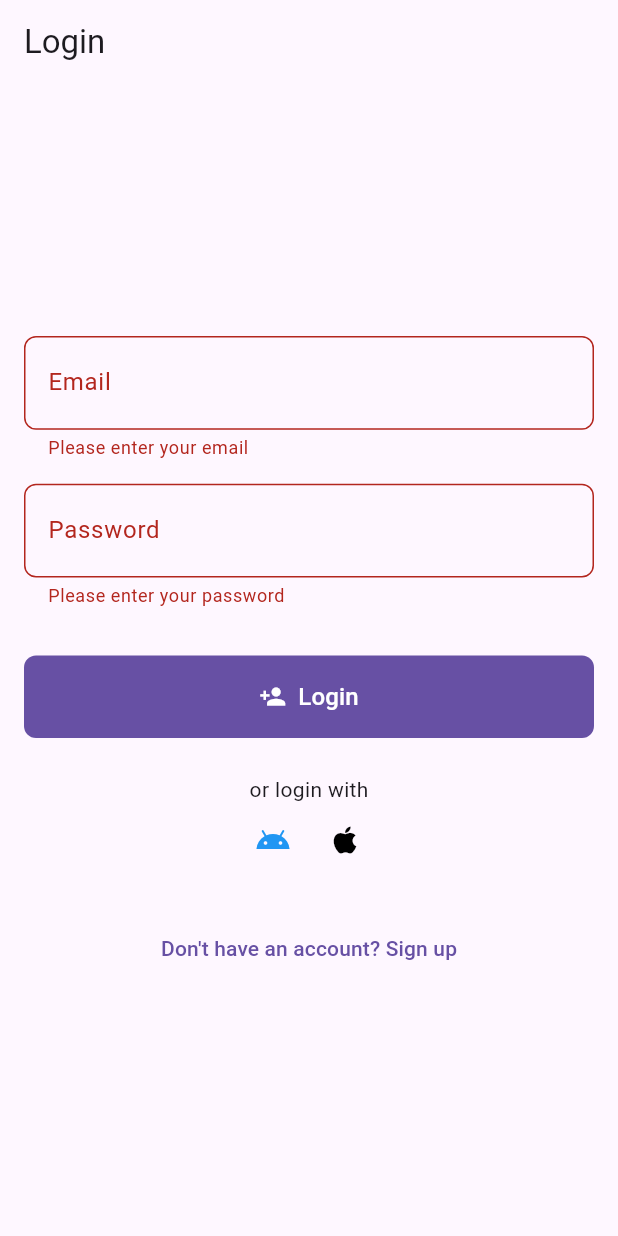
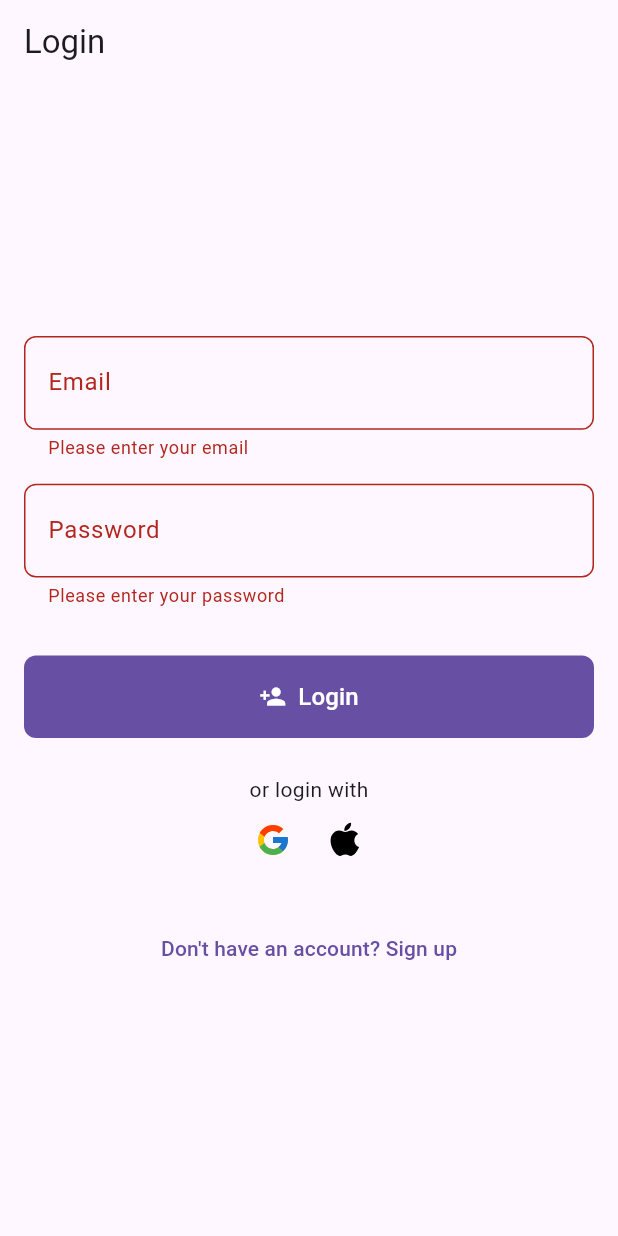
Before and after one commit to A-Eric-J/Flutter_Clean_Architecture_With_Riverpod, a Flutter app: the screen it shows after launch, after a tap on "Login", on a phone screen of 412 x 824 dp. Run offline on Flutter 3.47's test engine with Material 3 defaults, Android fonts, the phone set to English and light mode, and no system bars; our stand-ins replace dio, flutter_riverpod, flutter_secure_storage, flutter_svg, freezed_annotation, go_router and 3 more; missing offline and left inert: dio_http_formatter; generated files the repository leaves out were written again.

Commit message:
Flutter Gen created.

```diff
--- a/lib/features/login/presentation/ui/widget/login_with.dart
+++ b/lib/features/login/presentation/ui/widget/login_with.dart
@@ -1,5 +1,6 @@
 import 'package:flutter/material.dart';
 import 'package:flutter_clean_architecture_with_riverpod/common/extention/string_hardcoded.dart';
+import 'package:flutter_clean_architecture_with_riverpod/gen/assets.gen.dart';
 import 'package:flutter_riverpod/flutter_riverpod.dart';
 
 class LoginWith extends ConsumerWidget {
@@ -13,13 +14,19 @@ class LoginWith extends ConsumerWidget {
         mainAxisAlignment: MainAxisAlignment.center,
         children: [
           IconButton(
-            icon: const Icon(Icons.android, color: Colors.blue),
+            icon:  Assets.images.google.svg(
+              width: 24,
+              height: 24
+            ),
             onPressed: () {
               // Handle Google login
             },
           ),
           IconButton(
-            icon: const Icon(Icons.apple, color: Colors.black),
+            icon: Assets.images.apple.svg(
+                width: 24,
+                height: 24
+            ),
             onPressed: () {
               // Handle Apple login
             },
--- /dev/null
+++ b/lib/gen/assets.gen.dart
@@ -0,0 +1,113 @@
+// dart format width=80
+
+/// GENERATED CODE - DO NOT MODIFY BY HAND
+/// *****************************************************
+///  FlutterGen
+/// *****************************************************
+
+// coverage:ignore-file
+// ignore_for_file: type=lint
+// ignore_for_file: deprecated_member_use,directives_ordering,implicit_dynamic_list_literal,unnecessary_import
+
+import 'package:flutter/services.dart';
+import 'package:flutter/widgets.dart';
+import 'package:flutter_svg/flutter_svg.dart' as _svg;
+import 'package:vector_graphics/vector_graphics.dart' as _vg;
+
+class $AssetsImagesGen {
+  const $AssetsImagesGen();
+
+  /// File path: assets/images/apple.svg
+  SvgGenImage get apple => const SvgGenImage('assets/images/apple.svg');
+
+  /// File path: assets/images/google.svg
+  SvgGenImage get google => const SvgGenImage('assets/images/google.svg');
+
+  /// List of all assets
+  List<SvgGenImage> get values => [apple, google];
+}
+
+class Assets {
+  const Assets._();
+
+  static const $AssetsImagesGen images = $AssetsImagesGen();
+}
+
+class SvgGenImage {
+  const SvgGenImage(
+    this._assetName, {
+    this.size,
+    this.flavors = const {},
+  }) : _isVecFormat = false;
+
+  const SvgGenImage.vec(
+    this._assetName, {
+    this.size,
+    this.flavors = const {},
+  }) : _isVecFormat = true;
+
+  final String _assetName;
+  final Size? size;
+  final Set<String> flavors;
+  final bool _isVecFormat;
+
+  _svg.SvgPicture svg({
+    Key? key,
+    bool matchTextDirection = false,
+    AssetBundle? bundle,
+    String? package,
+    double? width,
+    double? height,
+    BoxFit fit = BoxFit.contain,
+    AlignmentGeometry alignment = Alignment.center,
+    bool allowDrawingOutsideViewBox = false,
+    WidgetBuilder? placeholderBuilder,
+    String? semanticsLabel,
+    bool excludeFromSemantics = false,
+    _svg.SvgTheme? theme,
+    _svg.ColorMapper? colorMapper,
+    ColorFilter? colorFilter,
+    Clip clipBehavior = Clip.hardEdge,
+    @deprecated Color? color,
+    @deprecated BlendMode colorBlendMode = BlendMode.srcIn,
+    @deprecated bool cacheColorFilter = false,
+  }) {
+    final _svg.BytesLoader loader;
+    if (_isVecFormat) {
+      loader = _vg.AssetBytesLoader(
+        _assetName,
+        assetBundle: bundle,
+        packageName: package,
+      );
+    } else {
+      loader = _svg.SvgAssetLoader(
+        _assetName,
+        assetBundle: bundle,
+        packageName: package,
+        theme: theme,
+        colorMapper: colorMapper,
+      );
+    }
+    return _svg.SvgPicture(
+      loader,
+      key: key,
+      matchTextDirection: matchTextDirection,
+      width: width,
+      height: height,
+      fit: fit,
+      alignment: alignment,
+      allowDrawingOutsideViewBox: allowDrawingOutsideViewBox,
+      placeholderBuilder: placeholderBuilder,
+      semanticsLabel: semanticsLabel,
+      excludeFromSemantics: excludeFromSemantics,
+      colorFilter: colorFilter ??
+          (color == null ? null : ColorFilter.mode(color, colorBlendMode)),
+      clipBehavior: clipBehavior,
+      cacheColorFilter: cacheColorFilter,
+    );
+  }
+
+  String get path => _assetName;
+
+  String get keyName => _assetName;
+}
```
Also changed, not shown: pubspec.yaml (+11 -19 lines), assets/images/apple.svg (added), assets/images/google.svg (added), 1 other file.
